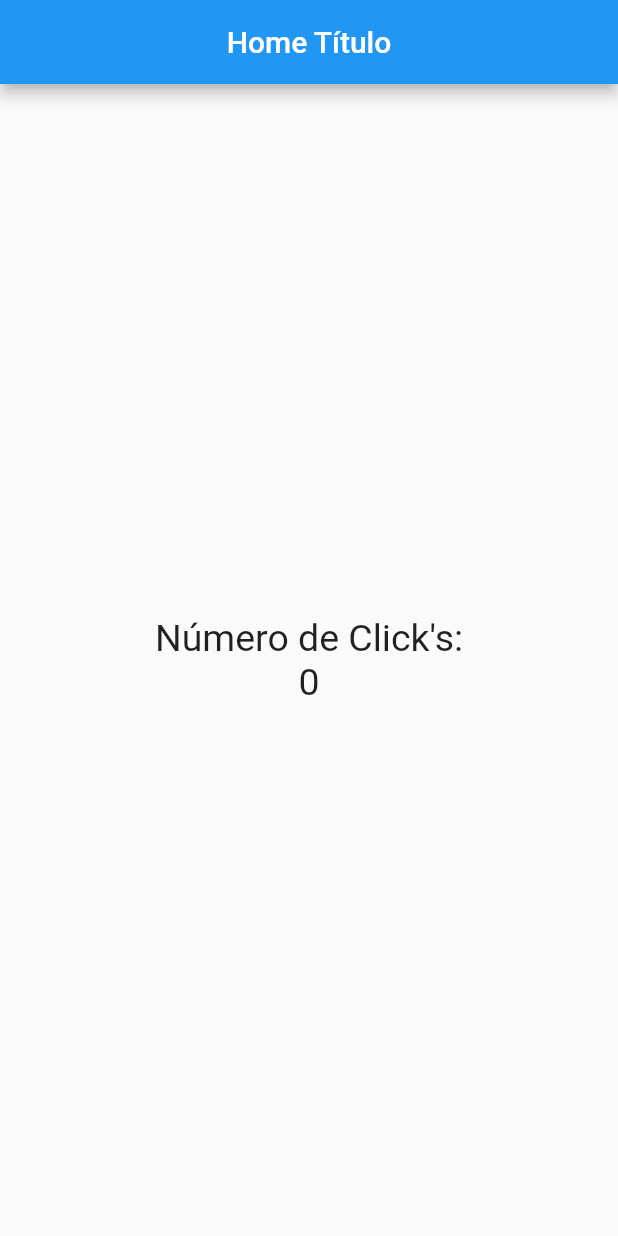
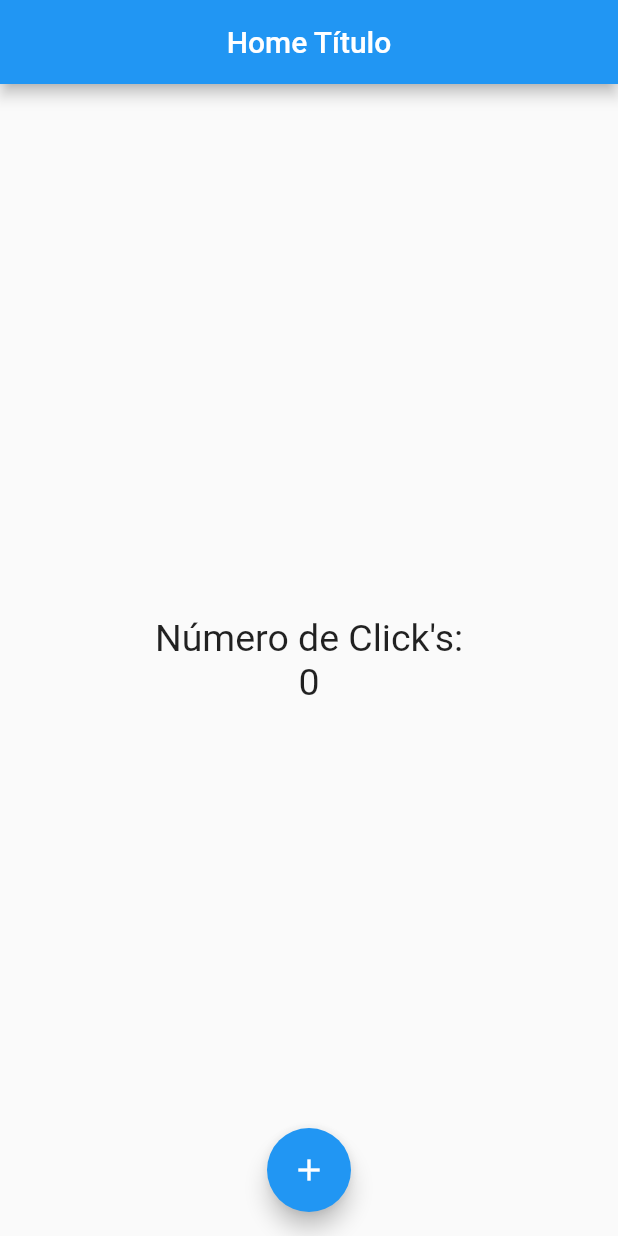
Before and after one commit to bayalad7/flutter-curso-contador, a Flutter app: the screen it shows after launch, on a phone screen of 412 x 824 dp. Run offline on Flutter 3.47's test engine with Material 2 defaults, Android fonts, the phone set to English and light mode, and no system bars.

Commit message:
feat(home): add floating action button in scaffold

```diff
--- a/lib/src/pages/home.dart
+++ b/lib/src/pages/home.dart
@@ -9,6 +9,15 @@ class PageHome extends StatelessWidget {
    * 01 - El widget Column, puede recibir un arreglo de widget's
    * 02 - Esos widget’s que recibe Column, pueden ser cualquier widget
    * 03 - Con mainAxisAlignment centramos todo el contenido dentro del widget Column
+   *
+   * floatingActionButton
+   * 01 - El argumento "floatingActionButton" del "Scaffold" recibe un widget de tipo "FloatingActionButton"
+   *      y el widget de "FloatingActionButton" recibe un argumento "onPressed"
+   *      que recibe una función de tipo void (que no retorna nada)
+   * 02 - Iconos de flutter con material: https://material-ui.com/es/components/material-icons/
+   * 03 - Para ver los mensajes con print en VSCode, tenemos que abrir la consola del depuración
+   * 04 - Con el floatingActionButtonLocation mevemos la ubicación del botón pero este widget al mismo
+   *      del widget floatingActionButton dentro del Scaffold
    */
 
   @override
@@ -33,6 +42,13 @@ class PageHome extends StatelessWidget {
           ],
         ),
       ),
+      floatingActionButton: FloatingActionButton(
+        child: Icon(Icons.add),
+        onPressed: () {
+          print("Hola mundo");
+        },
+      ),
+      floatingActionButtonLocation: FloatingActionButtonLocation.centerFloat,
     );
   }
 }
```
